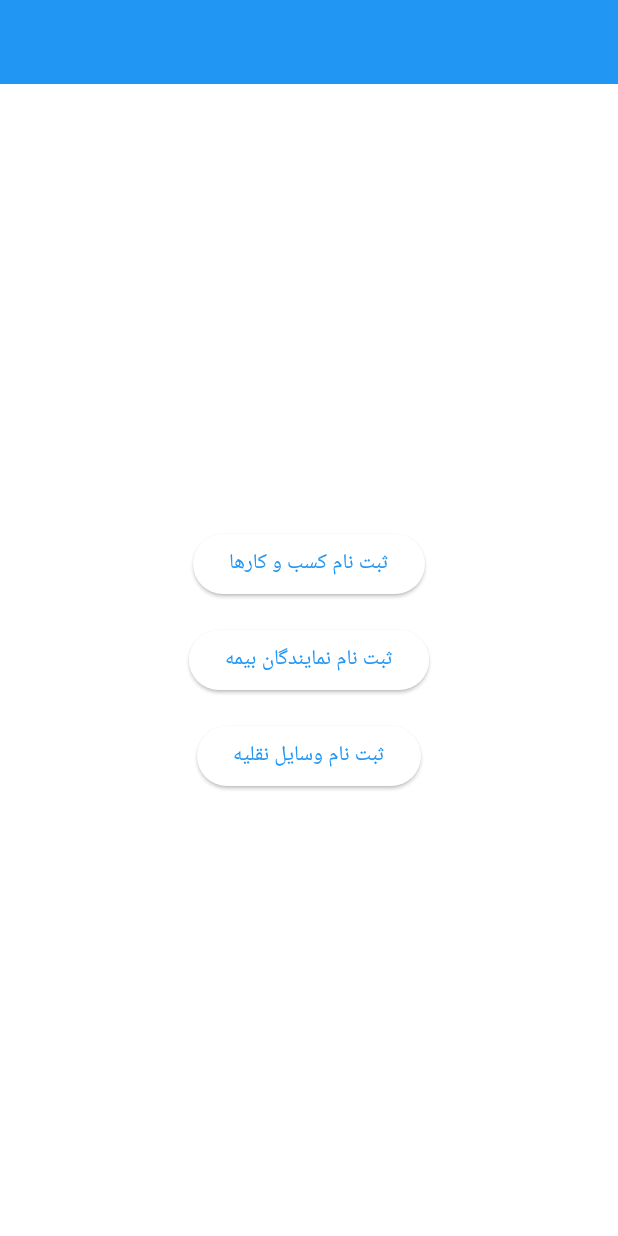
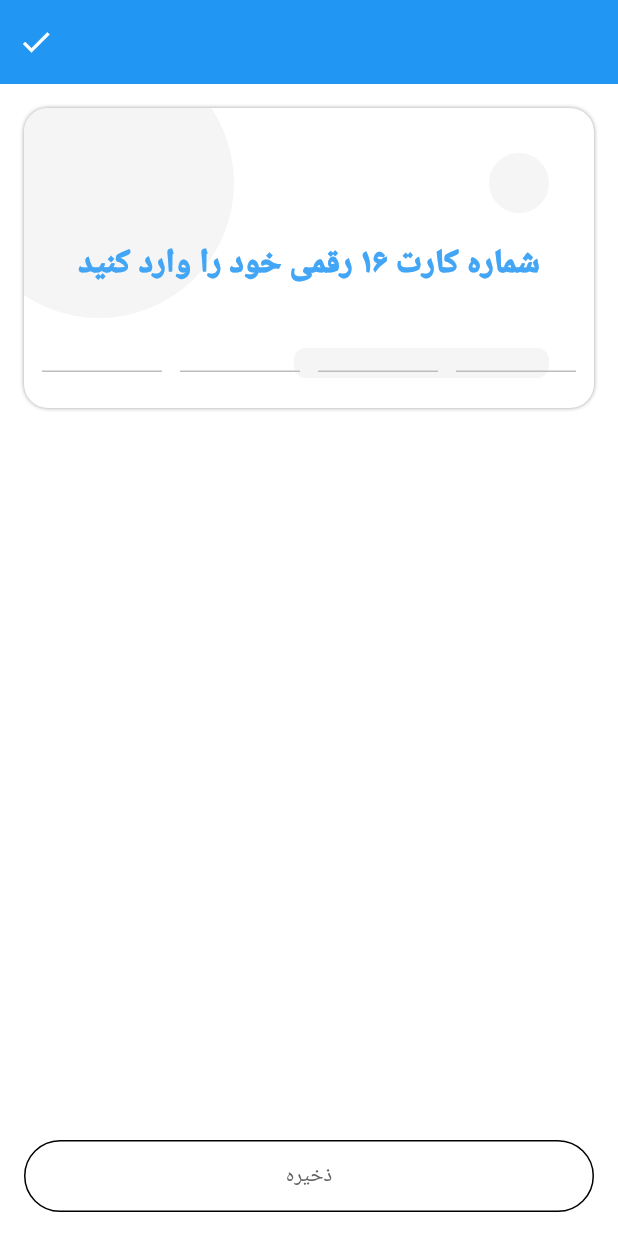
Before and after one commit to ashoj79/insurance_map, a Flutter app: the screen it shows after launch, on a phone screen of 412 x 824 dp. Run offline on Flutter 3.47's test engine with Material 3 defaults, Android fonts, the phone set to English and light mode, and no system bars; our stand-ins replace bloc, dio, flutter_bloc, flutter_map, get_it, latlong2 and 3 more; missing offline and left inert: flutter_map_marker_popup, persian_datetime_picker; network calls fail.

Commit message:
add bank card

```diff
--- a/lib/core/app_navigator.dart
+++ b/lib/core/app_navigator.dart
@@ -1,5 +1,6 @@
 import 'package:flutter/material.dart';
 import 'package:insurance_map/core/routes.dart';
+import 'package:insurance_map/screens/bank_cards/bank_cards_screen.dart';
 import 'package:insurance_map/screens/intro/intro_screen.dart';
 import 'package:insurance_map/screens/signup/signup_screen.dart';
 import 'package:insurance_map/screens/vehicles_screen/vehicles_screen.dart';
@@ -7,10 +8,10 @@ import 'package:insurance_map/screens/vehicles_screen/vehicles_screen.dart';
 class AppNavigator {
   static ValueNotifier<List<MaterialPage>> pages =
       ValueNotifier<List<MaterialPage>>(
-          [const MaterialPage(child: IntroScreen())]);
+          [const MaterialPage(child: BankCardsScreen())]);
 
   static final Map<String, MaterialPage> _currentPages = {
-    Routes.introRoute: const MaterialPage(child: IntroScreen())
+    Routes.bankCardsRoute: const MaterialPage(child: BankCardsScreen())
   };
 
   static push(String route, {String popTo = '', Object? args}) {
@@ -68,6 +69,8 @@ class AppNavigator {
         return const SignupScreen();
       case Routes.vehiclesRoute:
         return const VehiclesScreen();
+      case Routes.bankCardsRoute:
+        return const BankCardsScreen();
     }
     return null;
   }
--- /dev/null
+++ b/lib/data/remote/model/bank.dart
@@ -0,0 +1,11 @@
+class Bank {
+  final String id, name, color, logo;
+  final List<String> prefixs;
+
+  Bank.fromJson(Map<String, dynamic> data)
+      : id = data['id'],
+        name = data['name'],
+        color = data['card_color'],
+        logo = data['logo_url'],
+        prefixs = data['card_number_prefix'].cast<String>();
+}
--- a/lib/main.dart
+++ b/lib/main.dart
@@ -3,6 +3,7 @@ import 'package:flutter/widgets.dart';
 import 'package:insurance_map/core/app_navigator.dart';
 import 'package:insurance_map/config/theme.dart';
 import 'package:insurance_map/core/routes.dart';
+import 'package:insurance_map/screens/bank_cards/bloc/bank_cards_bloc.dart';
 import 'package:insurance_map/screens/signup/bloc/signup_bloc.dart';
 import 'package:insurance_map/screens/vehicles_screen/bloc/vehicles_bloc.dart';
 import 'package:insurance_map/utils/di.dart';
@@ -17,6 +18,7 @@ Future<void> main() async {
     providers: [
       BlocProvider<SignupBloc>(create: (context) => locator()),
       BlocProvider<VehiclesBloc>(create: (context) => locator()),
+      BlocProvider<BankCardsBloc>(create: (context) => locator()),
     ],
     child: const MyApp(),
   ));
@@ -38,6 +40,7 @@ class MyApp extends StatelessWidget {
               appBar: AppBar(
                 backgroundColor: appTheme.primaryColor,
                 actions: [
+                  // منوهای صفحه وسایل نقلیه
                   if (AppNavigator.getCurrentRoute() == Routes.vehiclesRoute)
                     IconButton(
                         onPressed: () {
@@ -51,8 +54,17 @@ class MyApp extends StatelessWidget {
                         },
                         icon: const Icon(Icons.add, color: Colors.white)),
 
+                  // منوهای صفحه کارت های بانکی
+                  if (AppNavigator.getCurrentRoute() == Routes.bankCardsRoute)
+                    IconButton(
+                        onPressed: () {
+                          BlocProvider.of<BankCardsBloc>(context).add(BankCardsSubmit());
+                        },
+                        icon: const Icon(Icons.done, color: Colors.white)),
+
                   const Spacer(flex: 200),
 
+                  // منوی بازگشت به صفحه قبلی
                   Visibility(
                     visible: AppNavigator.hasRoute(),
                     child: IconButton(
--- /dev/null
+++ b/lib/repo/bank_repository.dart
@@ -0,0 +1,32 @@
+import 'package:dio/dio.dart';
+import 'package:insurance_map/data/remote/api_service/bank_api_service.dart';
+import 'package:insurance_map/data/remote/model/bank.dart';
+import 'package:insurance_map/utils/data_state.dart';
+
+class BankRepository {
+  final BankApiService _apiService;
+  BankRepository(this._apiService);
+
+  Future<DataState<List<Bank>>> getBanks() async {
+    try{
+      var response = await _apiService.getBanks();
+      List<Bank> data = List.generate(response.data['data'].length, (index) => Bank.fromJson(response.data['data'][index]));
+      return DataSucces(data);
+    } on DioException catch (e) {
+      return DataError(e.response?.data?.toString() ?? '');
+    } catch (_) {
+      return DataError('مشکلی رخ داد لطفا مجدد امتحان کنید');
+    }
+  }
+
+  Future<DataState<void>> addCard(String number) async {
+    try{
+      await _apiService.saveCard(number);
+      return DataSucces();
+    } on DioException catch (e) {
+      return DataError(e.response?.data?.toString() ?? '');
+    } catch (_) {
+      return DataError('مشکلی رخ داد لطفا مجدد امتحان کنید');
+    }
+  }
+}
--- /dev/null
+++ b/lib/screens/bank_cards/bank_cards_screen.dart
@@ -0,0 +1,278 @@
+import 'dart:math';
+
+import 'package:flutter/material.dart';
+import 'package:flutter_bloc/flutter_bloc.dart';
+import 'package:insurance_map/core/widget/show_snackbar.dart';
+import 'package:insurance_map/core/widget/wait_alert_dialog.dart';
+import 'package:insurance_map/data/local/models/card_info.dart';
+import 'package:insurance_map/screens/bank_cards/bloc/bank_cards_bloc.dart';
+
+class BankCardsScreen extends StatefulWidget {
+  const BankCardsScreen({super.key});
+
+  @override
+  State<BankCardsScreen> createState() => _BankCardsScreenState();
+}
+
+class _BankCardsScreenState extends State<BankCardsScreen> {
+  final TextEditingController controller1 = TextEditingController(),
+      controller2 = TextEditingController(),
+      controller3 = TextEditingController(),
+      controller4 = TextEditingController();
+  final FocusNode focusNode1 = FocusNode(),
+      focusNode2 = FocusNode(),
+      focusNode3 = FocusNode(),
+      focusNode4 = FocusNode();
+  final CardInfo info = CardInfo();
+
+  BuildContext? _alertContext;
+
+  @override
+  void initState() {
+    super.initState();
+
+    BlocProvider.of<BankCardsBloc>(context).add(BankCardsGetBanks());
+  }
+
+  @override
+  Widget build(BuildContext context) {
+    Size screenSize = MediaQuery.of(context).size;
+
+    return BlocListener<BankCardsBloc, BankCardsState>(
+      listener: (context, state) {
+        if (state is BackButtonDispatcher) {
+          showWaitDialog(context, (p0) => _alertContext = p0);
+        } else if (_alertContext != null) {
+          Navigator.of(_alertContext!).pop();
+          _alertContext = null;
+        }
+
+        if (state is BankCardsError) showSnackBar(context, state.message);
+
+        if (state is BankCardsUpdateCard) {
+          setState(() {
+            if (state.bank == null) {
+              info.reset();
+            } else {
+              info.updateWithBank(state.bank!);
+            }
+          });
+        }
+
+        if (state is BankCardSaved) {
+          showSnackBar(context, 'کارت بانکی شما ذخیره شد');
+          controller1.clear();
+          controller2.clear();
+          controller3.clear();
+          controller4.clear();
+
+          setState(() {
+            info.reset();
+          });
+        }
+      },
+      child: Padding(
+        padding: const EdgeInsets.all(16),
+        child: Column(
+          children: [
+            Container(
+                decoration: BoxDecoration(
+                    borderRadius: BorderRadius.circular(16),
+                    boxShadow: const [BoxShadow(color: Colors.grey, blurRadius: 1.5)],
+                    color: Colors.white),
+                height: 200,
+                width: double.infinity,
+                clipBehavior: Clip.antiAlias,
+                child: CustomPaint(
+                  painter: _CardPainter(info.color),
+                  child: Column(
+                    children: [
+                      Padding(
+                        padding: const EdgeInsets.only(left: 16),
+                        child: SizedBox(
+                          height: 72,
+                          child: Row(
+                            mainAxisAlignment: MainAxisAlignment.start,
+                            children: [
+                              if (info.logo.isNotEmpty)
+                                Image.network(
+                                  info.logo,
+                                  width: 40,
+                                ),
+                              const SizedBox(width: 16),
+                              Text(
+                                info.name,
+                                style: const TextStyle(fontSize: 18),
+                              )
+                            ],
+                          ),
+                        ),
+                      ),
+                      const SizedBox(height: 16),
+                      Text(
+                        'شماره کارت ۱۶ رقمی خود را وارد کنید',
+                        style: TextStyle(
+                            color: Colors.blue[400],
+                            fontWeight: FontWeight.w900,
+                            fontSize: 22),
+                      ),
+                      const SizedBox(height: 16),
+                      Row(
+                        mainAxisAlignment: MainAxisAlignment.spaceEvenly,
+                        textDirection: TextDirection.ltr,
+                        children: [
+                          SizedBox(
+                              width: min(80, (screenSize.width - 88) / 4),
+                              height: 40,
+                              child: TextField(
+                                controller: controller1,
+                                focusNode: focusNode1,
+                                decoration: InputDecoration(
+                                    enabledBorder: UnderlineInputBorder(
+                                        borderSide: BorderSide(
+                                            style: BorderStyle.solid,
+                                            color: Colors.grey[400]!)),
+                                    border: UnderlineInputBorder(
+                                        borderSide: BorderSide(
+                                            style: BorderStyle.solid,
+                                            color: Colors.grey[400]!)),
+                                    counterText: ''),
+                                maxLength: 4,
+                                maxLines: 1,
+                                textAlign: TextAlign.center,
+                                keyboardType: TextInputType.number,
+                                onChanged: (value) {
+                                  if (value.length == 4) focusNode2.requestFocus();
+                                },
+                              )),
+                          SizedBox(
+                              width: min(80, (screenSize.width - 88) / 4),
+                              height: 40,
+                              child: TextField(
+                                controller: controller2,
+                                focusNode: focusNode2,
+                                decoration: InputDecoration(
+                                    enabledBorder: UnderlineInputBorder(
+                                        borderSide: BorderSide(
+                                            style: BorderStyle.solid,
+                                            color: Colors.grey[400]!)),
+                                    border: UnderlineInputBorder(
+                                        borderSide: BorderSide(
+                                            style: BorderStyle.solid,
+                                            color: Colors.grey[400]!)),
+                                    counterText: ''),
+                                maxLength: 4,
+                                maxLines: 1,
+                                textAlign: TextAlign.center,
+                                keyboardType: TextInputType.number,
+                                onChanged: (value) {
+                                  if (value.length == 2) {
+                                    BlocProvider.of<BankCardsBloc>(context).add(
+                                        BankCardCheckNumber(
+                                            cardNumber: _getCardNumber()));
+                                  }
+                                  if (value.length == 4) focusNode3.requestFocus();
+                                },
+                              )),
+                          SizedBox(
+                              width: min(80, (screenSize.width - 88) / 4),
+                              height: 40,
+                              child: TextField(
+                                controller: controller3,
+                                focusNode: focusNode3,
+                                decoration: InputDecoration(
+                                    enabledBorder: UnderlineInputBorder(
+                                        borderSide: BorderSide(
+                                            style: BorderStyle.solid,
+                                            color: Colors.grey[400]!)),
+                                    border: UnderlineInputBorder(
+                                        borderSide: BorderSide(
+                                            style: BorderStyle.solid,
+                                            color: Colors.grey[400]!)),
+                                    counterText: ''),
+                                maxLength: 4,
+                                maxLines: 1,
+                                textAlign: TextAlign.center,
+                                keyboardType: TextInputType.number,
+                                onChanged: (value) {
+                                  if (value.length == 4) focusNode4.requestFocus();
+                                },
+                              )),
+                          SizedBox(
+                              width: min(80, (screenSize.width - 88) / 4),
+                              height: 40,
+                              child: TextField(
+                                controller: controller4,
+                                focusNode: focusNode4,
+                                decoration: InputDecoration(
+                                    enabledBorder: UnderlineInputBorder(
+                                        borderSide: BorderSide(
+                                            style: BorderStyle.solid,
+                                            color: Colors.grey[400]!)),
+                                    border: UnderlineInputBorder(
+                                        borderSide: BorderSide(
+                                            style: BorderStyle.solid,
+                                            color: Colors.grey[400]!)),
+                                    counterText: ''),
+                                maxLength: 4,
+                                maxLines: 1,
+                                textAlign: TextAlign.center,
+                                keyboardType: TextInputType.number,
+                                onChanged: (value) {
+                                  if (value.length == 4) {
+                                    FocusManager.instance.primaryFocus?.unfocus();
+                                  }
+                                },
+                              )),
+                        ],
+                      )
+                    ],
+                  ),
+                )),
+            const Expanded(child: SizedBox()),
+            OutlinedButton(
+                style: OutlinedButton.styleFrom(
+                    minimumSize: const Size(double.infinity, 48)),
+                onPressed: () {
+                  BlocProvider.of<BankCardsBloc>(context).add(BankCardSaveCard(cardNumber: _getCardNumber()));
+                },
+                child: Text(
+                  'ذخیره',
+                  style: TextStyle(color: Colors.grey[700]),
+                ))
+          ],
+        ),
+      ),
+    );
+  }
+
+  String _getCardNumber([bool forShow = false]) {
+    String seperator = forShow ? ' ' : '',
+        v1 = controller1.text,
+        v2 = controller2.text,
+        v3 = controller3.text,
+        v4 = controller4.text;
+
+    return '${v1.isNotEmpty ? v1 : '-'}$seperator${v2.isNotEmpty ? v2 : '-'}$seperator${v3.isNotEmpty ? v3 : '-'}$seperator${v4.isNotEmpty ? v4 : '-'}';
+  }
+}
+
+class _CardPainter extends CustomPainter {
+  final Color _color;
+  _CardPainter(this._color);
+
+  @override
+  void paint(Canvas canvas, Size size) {
+    final paint = Paint()..color = _color;
+
+    canvas.drawCircle(const Offset(50, 50), 90, paint);
+    canvas.drawCircle(Offset(size.width - 50, 50), 20, paint);
+    canvas.drawRRect(
+        RRect.fromLTRBR(size.width - 200, size.height - 40, size.width - 30,
+            size.height - 20, const Radius.circular(8)),
+        paint);
+  }
+
+  @override
+  bool shouldRepaint(covariant CustomPainter oldDelegate) => true;
+}
--- /dev/null
+++ b/lib/screens/bank_cards/bloc/bank_cards_bloc.dart
@@ -0,0 +1,55 @@
+import 'package:bloc/bloc.dart';
+import 'package:insurance_map/data/remote/model/bank.dart';
+import 'package:insurance_map/repo/bank_repository.dart';
+import 'package:insurance_map/utils/data_state.dart';
+import 'package:meta/meta.dart';
+
+part 'bank_cards_event.dart';
+part 'bank_cards_state.dart';
+
+class BankCardsBloc extends Bloc<BankCardsEvent, BankCardsState> {
+  final BankRepository _repository;
+  final List<Bank> _banks = [];
+
+  BankCardsBloc(this._repository) : super(BankCardsInitial()) {
+    on<BankCardsGetBanks>((event, emit) async {
+      emit(BankCardsLoading());
+      DataState<List<Bank>> result = await _repository.getBanks();
+      if (result is DataError) {
+        emit(BankCardsError(result.errorMessage!));
+        return;
+      }
+
+      _banks.clear();
+      _banks.addAll(result.data!);
+
+      emit(BankCardsInitial());
+    });
+
+    on<BankCardCheckNumber>((event, emit) {
+      if (event.cardNumber.startsWith('-') ||
+          event.cardNumber.replaceAll('-', '').length != 6) return;
+      String number = event.cardNumber.replaceAll('-', '');
+      int index =
+          _banks.indexWhere((element) => element.prefixs.contains(number));
+      if (index > -1) {
+        emit(BankCardsUpdateCard(bank: _banks[index]));
+      } else {
+        emit(BankCardsUpdateCard());
+      }
+    });
+
+    on<BankCardSaveCard>((event, emit) async {
+      if (event.cardNumber.length != 16) {
+        emit(BankCardsError('شماره کارت خود را وارد کنید'));
+        return;
+      }
+
+      emit(BankCardsLoading());
+
+      DataState<void> result = await _repository.addCard(event.cardNumber);
+
+      emit(result is DataError ? BankCardsError(result.errorMessage!) : BankCardSaved());
+    });
+  }
+}
--- /dev/null
+++ b/lib/screens/bank_cards/bloc/bank_cards_event.dart
@@ -0,0 +1,18 @@
+part of 'bank_cards_bloc.dart';
+
+@immutable
+sealed class BankCardsEvent {}
+
+class BankCardsGetBanks extends BankCardsEvent {}
+
+class BankCardsSubmit extends BankCardsEvent {}
+
+class BankCardCheckNumber extends BankCardsEvent {
+  final String cardNumber;
+  BankCardCheckNumber({required this.cardNumber});
+}
+
+class BankCardSaveCard extends BankCardsEvent {
+  final String cardNumber;
+  BankCardSaveCard({required this.cardNumber});
+}
--- /dev/null
+++ b/lib/screens/bank_cards/bloc/bank_cards_state.dart
@@ -0,0 +1,20 @@
+part of 'bank_cards_bloc.dart';
+
+@immutable
+sealed class BankCardsState {}
+
+final class BankCardsInitial extends BankCardsState {}
+
+class BankCardsLoading extends BankCardsState {}
+
+class BankCardsError extends BankCardsState {
+  final String message;
+  BankCardsError(this.message);
+}
+
+class BankCardsUpdateCard extends BankCardsState {
+  final Bank? bank;
+  BankCardsUpdateCard({this.bank});
+}
+
+class BankCardSaved extends BankCardsState {}
--- a/lib/utils/di.dart
+++ b/lib/utils/di.dart
@@ -1,16 +1,19 @@
 import 'package:get_it/get_it.dart';
 import 'package:insurance_map/config/dio_helper.dart';
 import 'package:insurance_map/data/local/shared_preference_helper.dart';
+import 'package:insurance_map/data/remote/api_service/bank_api_service.dart';
 import 'package:insurance_map/data/remote/api_service/insurance_api_service.dart';
 import 'package:insurance_map/data/remote/api_service/place_api_service.dart';
 import 'package:insurance_map/data/remote/api_service/shop_api_service.dart';
 import 'package:insurance_map/data/remote/api_service/user_api_service.dart';
 import 'package:insurance_map/data/remote/api_service/vehicles_api_service.dart';
+import 'package:insurance_map/repo/bank_repository.dart';
 import 'package:insurance_map/repo/insurance_repository.dart';
 import 'package:insurance_map/repo/place_repository.dart';
 import 'package:insurance_map/repo/shop_repository.dart';
 import 'package:insurance_map/repo/user_repository.dart';
 import 'package:insurance_map/repo/vehicles_repository.dart';
+import 'package:insurance_map/screens/bank_cards/bloc/bank_cards_bloc.dart';
 import 'package:insurance_map/screens/signup/bloc/signup_bloc.dart';
 import 'package:insurance_map/screens/vehicles_screen/bloc/vehicles_bloc.dart';
 import 'package:shared_preferences/shared_preferences.dart';
@@ -31,6 +34,7 @@ Future<void> setup() async {
   locator.registerSingleton(PlaceApiService(locator()));
   locator.registerSingleton(ShopApiService(locator()));
   locator.registerSingleton(VehiclesApiService(locator()));
+  locator.registerSingleton(BankApiService(locator()));
 
   //repositories
   locator.registerSingleton(UserRepository(locator(), locator()));
@@ -38,8 +42,10 @@ Future<void> setup() async {
   locator.registerSingleton(PlaceRepository(locator()));
   locator.registerSingleton(ShopRepository(locator()));
   locator.registerSingleton(VehiclesRepository(locator()));
+  locator.registerSingleton(BankRepository(locator()));
 
   //bloc
   locator.registerSingleton(SignupBloc(locator(), locator(), locator(), locator()));
   locator.registerSingleton(VehiclesBloc(locator()));
+  locator.registerSingleton(BankCardsBloc(locator()));
 }
```
Also changed, not shown: lib/data/local/models/card_info.dart (added, +21 -0 lines), lib/data/remote/api_service/bank_api_service.dart (added, +13 -0 lines).
